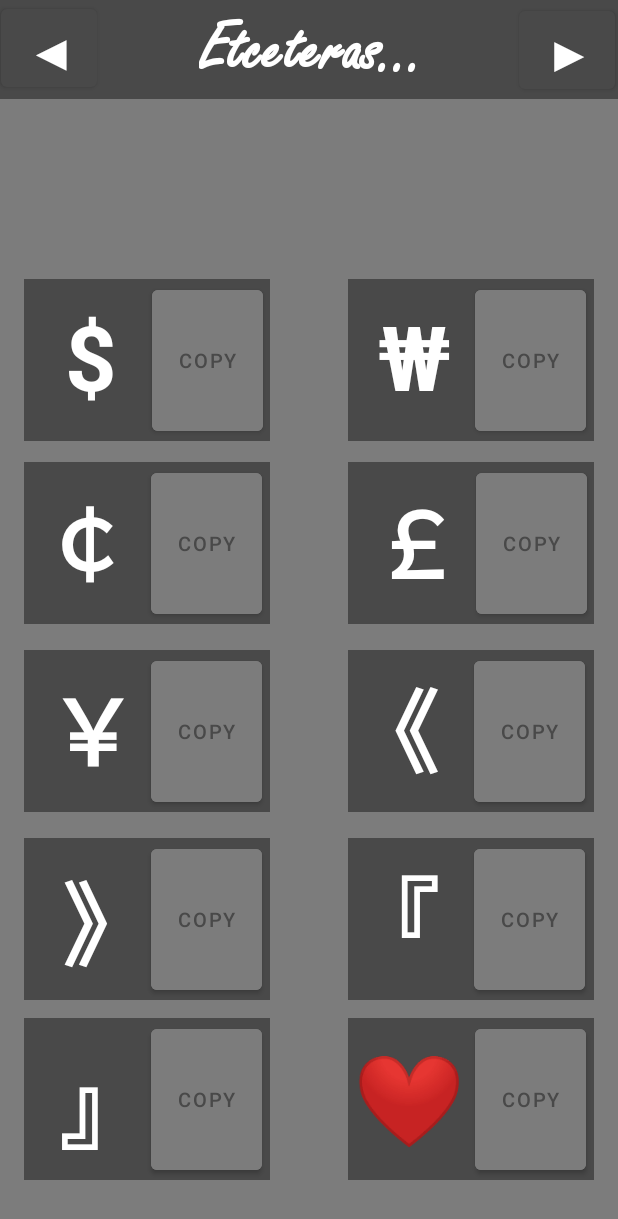
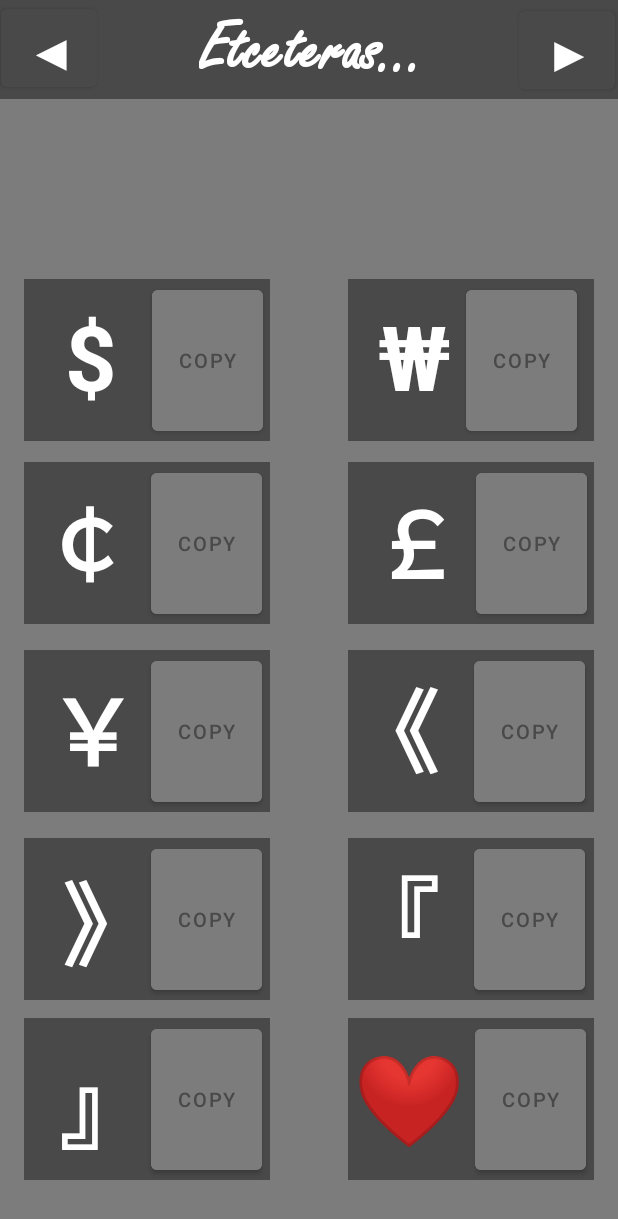
Before and after one commit to lhwdev2008/Unicopy, an Android app: the CopyActivity5 screen opened directly, with no data from a screen before it, on a phone screen of 412 x 824 dp. Shown: the top 1219 px of the screen. Run offline under Robolectric (Android 15) with nearby library versions, the phone set to English and light mode, and no system bars.

Commit message:
UniCopy Fix Commit 20211027

```diff
--- a/app/src/main/res/layout/activity_copy5.xml
+++ b/app/src/main/res/layout/activity_copy5.xml
@@ -144,7 +144,7 @@
             android:id="@+id/btCategory2"
             android:layout_width="74dp"
             android:layout_height="106dp"
-            android:layout_marginStart="16dp"
+            android:layout_marginStart="10dp"
             android:layout_marginTop="1dp"
             android:backgroundTint="#7C7C7C"
             android:text="Copy"
```
